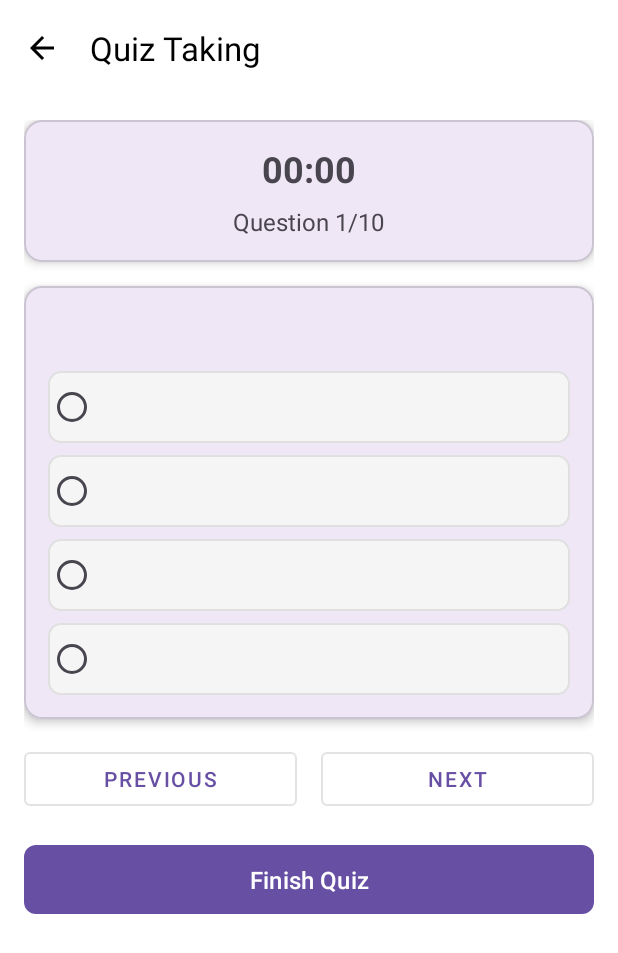
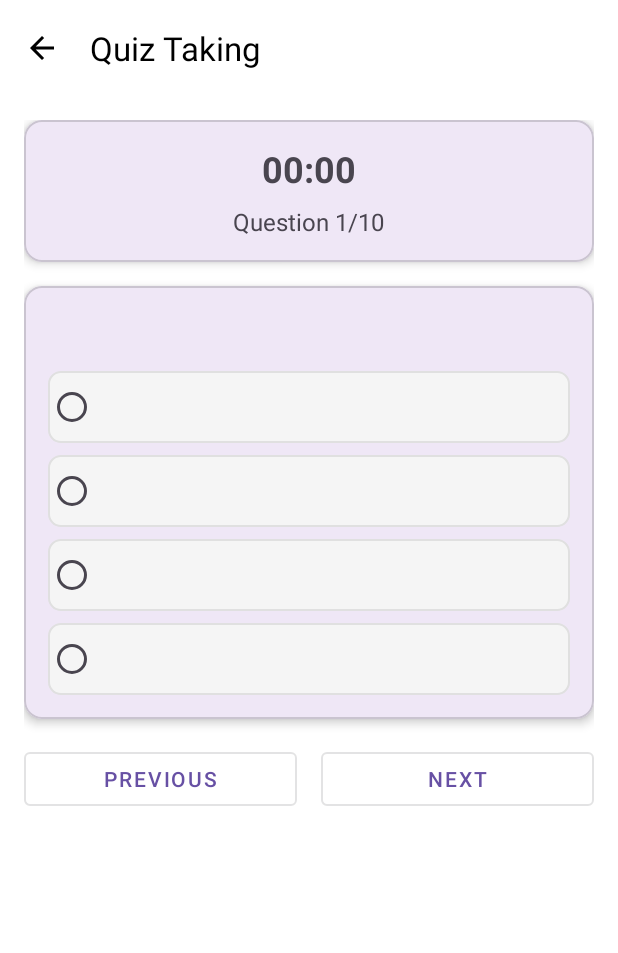
Before and after one commit to ng2khang/swp392-dictionary-app, an Android app: the fragment QuizTakingFragment placed in its activity, on a phone screen of 412 x 824 dp. Shown: the top 953 px of the screen. Run offline under Robolectric (Android 15) with nearby library versions, the phone set to English and light mode, and no system bars.

Commit message:
fix bug 2

```diff
--- a/app/src/main/java/com/example/prm392dictionaryapp/activities/QuizCreateFragment.java
+++ b/app/src/main/java/com/example/prm392dictionaryapp/activities/QuizCreateFragment.java
@@ -135,6 +135,7 @@ public class QuizCreateFragment extends Fragment {
                 tvSelectedVocab.setText("Selected: " + selectedFlashcardSet.getTitle());
                 tvSelectedVocab.setVisibility(View.VISIBLE);
                 layoutQuizDetails.setVisibility(View.VISIBLE);
+                etQuizSetName.setText(selectedFlashcardSet.getTitle());
                 etTotalQuestions.setHint("Total question (Max: " + selectedFlashcardSet.getFlashcardCount() + ")");
             }
         });
--- a/app/src/main/java/com/example/prm392dictionaryapp/activities/QuizTakingFragment.java
+++ b/app/src/main/java/com/example/prm392dictionaryapp/activities/QuizTakingFragment.java
@@ -1,6 +1,7 @@
 package com.example.prm392dictionaryapp.activities;
 
 import android.content.ContentValues;
+import android.content.Intent;
 import android.database.Cursor;
 import android.database.sqlite.SQLiteDatabase;
 import android.icu.text.SimpleDateFormat;
@@ -22,6 +23,7 @@ import android.widget.Toast;
 import com.example.prm392dictionaryapp.R;
 import com.example.prm392dictionaryapp.entities.QuizQuestion;
 import com.example.prm392dictionaryapp.utils.DatabaseHelper;
+import com.google.android.material.appbar.MaterialToolbar;
 
 import java.util.ArrayList;
 import java.util.Collections;
@@ -44,6 +46,7 @@ public class QuizTakingFragment extends Fragment {
     private int quizTimeInMinutes;
     private int quizSetId;
     private List<String> userAnswers;
+    private MaterialToolbar toolbar_quiz_taking;
     private static final SimpleDateFormat SDF = new SimpleDateFormat("yyyy-MM-dd HH:mm", Locale.getDefault());
 
 
@@ -67,7 +70,7 @@ public class QuizTakingFragment extends Fragment {
         rbAnswer4 = view.findViewById(R.id.rb_answer_4);
         btnPrevious = view.findViewById(R.id.btn_previous);
         btnNext = view.findViewById(R.id.btn_next);
-        btnFinish = view.findViewById(R.id.btn_finish);
+        toolbar_quiz_taking = view.findViewById(R.id.toolbar_quiz_taking);
 
         // Initialize database helper
         quizHelper = new DatabaseHelper(getActivity(), "flashcards.db", null, 1);
@@ -87,8 +90,7 @@ public class QuizTakingFragment extends Fragment {
                 showCurrentQuestion();
             }
         });
-        btnFinish.setOnClickListener(v -> showFinishConfirmation());
-
+        toolbar_quiz_taking.setNavigationOnClickListener(v -> getParentFragmentManager().popBackStack());
         return view;
     }
 
@@ -191,7 +193,7 @@ public class QuizTakingFragment extends Fragment {
 
             // Update button states
             btnPrevious.setEnabled(currentQuestionIndex > 0);
-            btnNext.setEnabled(currentQuestionIndex < questionList.size() - 1 );
+            btnNext.setText(currentQuestionIndex < questionList.size() - 1 ? "Next" : "Finish");
         } else {
             showQuizResult();
         }
@@ -321,10 +323,8 @@ public class QuizTakingFragment extends Fragment {
         bundle.putInt("quizSetId", quizSetId);
         resultFragment.setArguments(bundle);
 
-        getParentFragmentManager().beginTransaction()
-                .replace(R.id.fragment_container, resultFragment)
-                .addToBackStack(null)
-                .commit();
+        Intent intent = new Intent(getContext(), QuizActivity.class);
+        startActivity(intent);
     }
 
     @Override
--- a/app/src/main/res/layout/fragment_quiz_history.xml
+++ b/app/src/main/res/layout/fragment_quiz_history.xml
@@ -4,6 +4,7 @@
     android:layout_width="match_parent"
     android:layout_height="match_parent"
     android:orientation="vertical"
+    android:background="@color/white"
     tools:context=".activities.QuizHistoryFragment">
 
     <androidx.recyclerview.widget.RecyclerView
--- a/app/src/main/res/layout/fragment_quiz_taking.xml
+++ b/app/src/main/res/layout/fragment_quiz_taking.xml
@@ -158,14 +158,14 @@
 
             </LinearLayout>
 
-            <com.google.android.material.button.MaterialButton
-                android:id="@+id/btn_finish"
-                android:layout_width="match_parent"
-                android:layout_height="wrap_content"
-                android:text="Finish Quiz"
-                android:textSize="16sp"
-                android:padding="12dp"
-                app:cornerRadius="8dp"/>
+<!--            <com.google.android.material.button.MaterialButton-->
+<!--                android:id="@+id/btn_finish"-->
+<!--                android:layout_width="match_parent"-->
+<!--                android:layout_height="wrap_content"-->
+<!--                android:text="Finish Quiz"-->
+<!--                android:textSize="16sp"-->
+<!--                android:padding="12dp"-->
+<!--                app:cornerRadius="8dp"/>-->
 
         </LinearLayout>
     </androidx.core.widget.NestedScrollView>
```
Also changed, not shown: app/src/main/java/com/example/prm392dictionaryapp/activities/QuizResultFragment.java (+3 -5 lines).
